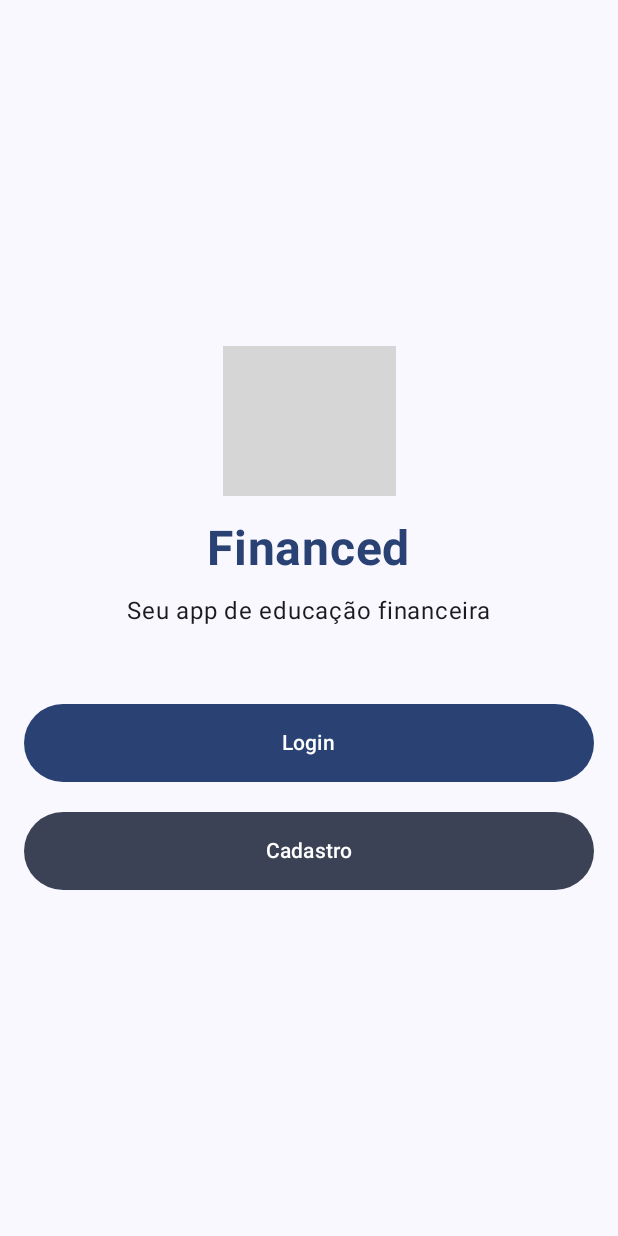
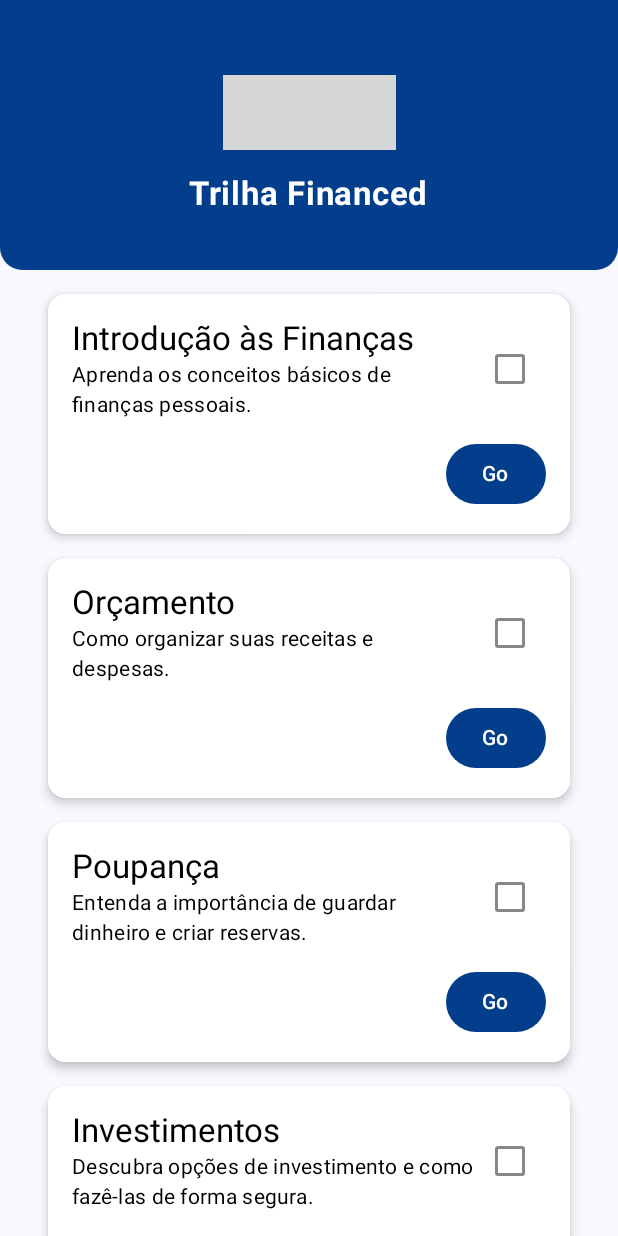
Before and after one commit to joaomelara/financed, an Android app built with Jetpack Compose: the screen it shows after launch (MainActivity), on a phone screen of 412 x 824 dp. Run offline under Robolectric (Android 15) with nearby library versions, the light colour scheme and no system bars; libraries missing offline, so code that uses them is left out: com.mikepenz.iconics; 1 statement that could not run was skipped; grey boxes are pictures that could not be loaded.

Commit message:
trilha almost done

```diff
--- a/app/build.gradle.kts
+++ b/app/build.gradle.kts
@@ -67,4 +67,8 @@ dependencies {
     // Dependência do Navigation
     implementation ("androidx.navigation:navigation-compose:2.6.0")
 
+    //dependencia gson
+    implementation("com.google.code.gson:gson:2.11.0")
+
+
 }
--- a/app/src/main/java/com/example/financeseducation/MainActivity.kt
+++ b/app/src/main/java/com/example/financeseducation/MainActivity.kt
@@ -5,8 +5,6 @@ import androidx.activity.ComponentActivity
 import androidx.activity.compose.setContent
 import androidx.activity.enableEdgeToEdge
 import androidx.compose.material3.Surface
-import androidx.compose.runtime.Composable
-import androidx.compose.ui.tooling.preview.Preview
 import androidx.navigation.compose.NavHost
 import androidx.navigation.compose.composable
 import androidx.navigation.compose.rememberNavController
@@ -14,21 +12,32 @@ import com.example.financeseducation.ui.theme.FinancesEducationTheme
 
 import com.example.financeseducation.screens.LoginScreen
 import com.example.financeseducation.screens.InputLogin
+import com.example.financeseducation.screens.TrackScreen
+import com.example.financeseducation.utils.loadLessons // importa a função que carrega JSON
 
 class MainActivity : ComponentActivity() {
     override fun onCreate(savedInstanceState: Bundle?) {
         super.onCreate(savedInstanceState)
         enableEdgeToEdge()
+
+        // Carregar JSON aqui
+        val lessons = loadLessons(this)
+
         setContent {
             FinancesEducationTheme {
                 Surface {
-                val navController = rememberNavController()
+                    val navController = rememberNavController()
+
                     NavHost(
                         navController = navController,
-                        startDestination = "login"
+                        startDestination = "trackScreen"
                     ) {
                         composable(route = "login") { LoginScreen(navController) }
                         composable(route = "inputLogin") { InputLogin(navController) }
+                        // Passar a lista de lessons para a tela
+                        composable(route = "trackScreen") {
+                            TrackScreen(navController, lessons)
+                        }
                     }
                 }
             }
--- /dev/null
+++ b/app/src/main/java/com/example/financeseducation/model/Lesson.kt
@@ -0,0 +1,7 @@
+package com.example.financeseducation.model
+
+data class Lesson(
+    val id: Int,
+    val name: String,
+    val description: String
+)
--- /dev/null
+++ b/app/src/main/java/com/example/financeseducation/screens/Track.kt
@@ -0,0 +1,134 @@
+package com.example.financeseducation.screens
+
+import androidx.compose.foundation.BorderStroke
+import androidx.compose.foundation.background
+import androidx.compose.foundation.layout.*
+import androidx.compose.foundation.lazy.LazyColumn
+import androidx.compose.foundation.lazy.itemsIndexed
+import androidx.compose.foundation.shape.RoundedCornerShape
+import androidx.compose.material3.*
+import androidx.compose.runtime.*
+import androidx.compose.ui.Alignment
+import androidx.compose.ui.Modifier
+import androidx.compose.ui.graphics.Color
+import androidx.compose.ui.graphics.ColorFilter
+import androidx.compose.ui.res.colorResource
+import androidx.compose.ui.text.font.FontWeight
+import androidx.compose.ui.text.style.TextDecoration
+import androidx.compose.ui.unit.dp
+import androidx.compose.ui.unit.sp
+import androidx.navigation.NavController
+import com.example.financeseducation.R
+import com.example.financeseducation.model.Lesson
+import com.mikepenz.iconics.compose.Image
+import com.mikepenz.iconics.typeface.library.fontawesome.FontAwesome
+
+@Composable
+fun TrackScreen(navController: NavController, lessons: List<Lesson>) {
+    // Keep track of which lessons are completed
+    val completedStates = remember { mutableStateListOf<Boolean>().apply {
+        addAll(List(lessons.size) { false })
+    }}
+
+    Column(modifier = Modifier.fillMaxSize()) {
+        // Header
+        Column(
+            horizontalAlignment = Alignment.CenterHorizontally,
+            modifier = Modifier
+                .fillMaxWidth()
+                .height(180.dp)
+                .background(
+                    color = colorResource(id = R.color.blue_project),
+                    shape = RoundedCornerShape(
+                        bottomStart = 15.dp,
+                        bottomEnd = 15.dp
+                    )
+                )
+        ) {
+            Image(
+                FontAwesome.Icon.faw_piggy_bank,
+                colorFilter = ColorFilter.tint(Color.White),
+                modifier = Modifier
+                    .size(115.dp, 100.dp)
+                    .padding(top = 50.dp)
+            )
+
+            Text(
+                text = "Trilha Financed",
+                fontSize = 22.sp,
+                color = Color.White,
+                fontWeight = FontWeight.Bold,
+                modifier = Modifier.padding(top = 16.dp)
+            )
+        }
+
+        // Lista de lições
+        LazyColumn(
+            modifier = Modifier
+                .fillMaxWidth()
+                .padding(horizontal = 32.dp)
+        ) {
+            itemsIndexed(lessons) { index, lesson ->
+                Card(
+                    modifier = Modifier
+                        .fillMaxWidth()
+                        .padding(bottom = 16.dp)
+                        .padding(top = if (index == 0) 16.dp else 0.dp),
+                    colors = CardDefaults.cardColors(containerColor = Color.White),
+                    elevation = CardDefaults.cardElevation(defaultElevation = 4.dp),
+                    border = BorderStroke(width = 1.dp, Color.White)
+                ) {
+                    Column(modifier = Modifier.padding(16.dp)) {
+                        Row(
+                            verticalAlignment = Alignment.CenterVertically,
+                            modifier = Modifier.fillMaxWidth()
+                        ) {
+                            Column(modifier = Modifier.weight(1f)) {
+                                Text(
+                                    text = lesson.name,
+                                    style = MaterialTheme.typography.titleLarge,
+                                    color = Color.Black,
+                                    textDecoration = if (completedStates[index]) TextDecoration.LineThrough else TextDecoration.None
+                                )
+                                Text(
+                                    text = lesson.description,
+                                    style = MaterialTheme.typography.bodyMedium,
+                                    color = Color.Black,
+                                    textDecoration = if (completedStates[index]) TextDecoration.LineThrough else TextDecoration.None
+                                )
+                            }
+
+                            // Checklist
+                            Checkbox(
+                                checked = completedStates[index],
+                                onCheckedChange = { checked ->
+                                    completedStates[index] = checked
+                                },
+                                colors = CheckboxDefaults.colors(
+                                    checkedColor = colorResource(id = R.color.teal_700),
+                                    uncheckedColor = Color.Gray
+                                )
+                            )
+                        }
+
+                        Spacer(modifier = Modifier.height(12.dp))
+
+                        Row(
+                            modifier = Modifier.fillMaxWidth(),
+                            horizontalArrangement = Arrangement.End
+                        ) {
+                            Button(
+                                onClick = { /* no action for now */ },
+                                colors = ButtonDefaults.buttonColors(
+                                    containerColor = colorResource(id = R.color.blue_project)
+                                )
+                            ) {
+                                Text(text = "Go", color = Color.White)
+                            }
+                        }
+                    }
+                }
+            }
+        }
+    }
+}
--- /dev/null
+++ b/app/src/main/java/com/example/financeseducation/utils/JsonUtils.kt
@@ -0,0 +1,14 @@
+package com.example.financeseducation.utils
+
+import android.content.Context
+import com.example.financeseducation.R
+import com.example.financeseducation.model.Lesson
+import com.google.gson.Gson
+import com.google.gson.reflect.TypeToken
+
+fun loadLessons(context: Context): List<Lesson> {
+    val inputStream = context.resources.openRawResource(R.raw.lessons)
+    val json = inputStream.bufferedReader().use { it.readText() }
+    val type = object : TypeToken<List<Lesson>>() {}.type
+    return Gson().fromJson(json, type)
+}
--- /dev/null
+++ b/app/src/main/res/raw/lessons.json
@@ -0,0 +1,37 @@
+[
+  {
+    "id": 0,
+    "name": "Introdução às Finanças",
+    "description": "Aprenda os conceitos básicos de finanças pessoais."
+  },
+  {
+    "id": 1,
+    "name": "Orçamento",
+    "description": "Como organizar suas receitas e despesas."
+  },
+  {
+    "id": 2,
+    "name": "Poupança",
+    "description": "Entenda a importância de guardar dinheiro e criar reservas."
+  },
+  {
+    "id": 3,
+    "name": "Investimentos",
+    "description": "Descubra opções de investimento e como fazê-las de forma segura."
+  },
+  {
+    "id": 4,
+    "name": "Crédito e Dívidas",
+    "description": "Aprenda a usar o crédito de forma consciente e lidar com dívidas."
+  },
+  {
+    "id": 5,
+    "name": "Planejamento Financeiro",
+    "description": "Defina metas financeiras e crie estratégias para alcançá-las."
+  },
+  {
+    "id": 6,
+    "name": "Educação Financeira no Dia a Dia",
+    "description": "Aplicando boas práticas financeiras na sua rotina."
+  }
+]
--- a/app/src/main/res/values/colors.xml
+++ b/app/src/main/res/values/colors.xml
@@ -7,4 +7,5 @@
     <color name="teal_700">#FF018786</color>
     <color name="black">#FF000000</color>
     <color name="white">#FFFFFFFF</color>
+    <color name="blue_project">#033E8C</color>
 </resources>
--- a/gradle/libs.versions.toml
+++ b/gradle/libs.versions.toml
@@ -1,5 +1,5 @@
 [versions]
-agp = "8.13.0"
+agp = "8.12.1"
 kotlin = "2.0.21"
 coreKtx = "1.10.1"
 junit = "4.13.2"
```
